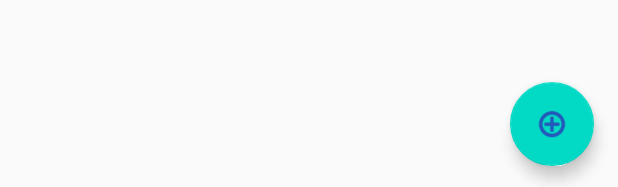
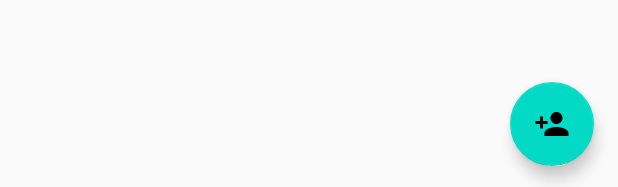
Before and after one commit to skillFocus16/tenakataApp, an Android app: the layout activity_main.xml on its own in the app's theme, with its tools: preview values and no code run, on a phone screen of 412 x 824 dp. Shown: the part 1046-1233 px from the top of the screen. Run offline under Robolectric (Android 15) with nearby library versions, the phone set to English and light mode, and no system bars; plain views replace MaterialRippleLayout.

Commit message:
code_cleanup

```diff
--- /dev/null
+++ b/app/src/main/res/drawable/ic_person_add.xml
@@ -0,0 +1,10 @@
+<vector xmlns:android="http://schemas.android.com/apk/res/android"
+    android:width="24dp"
+    android:height="24dp"
+    android:viewportWidth="24"
+    android:viewportHeight="24"
+    android:tint="?attr/colorControlNormal">
+  <path
+      android:fillColor="@android:color/white"
+      android:pathData="M15,12c2.21,0 4,-1.79 4,-4s-1.79,-4 -4,-4 -4,1.79 -4,4 1.79,4 4,4zM6,10L6,7L4,7v3L1,10v2h3v3h2v-3h3v-2L6,10zM15,14c-2.67,0 -8,1.34 -8,4v2h16v-2c0,-2.66 -5.33,-4 -8,-4z"/>
+</vector>
--- a/app/src/main/res/layout/activity_main.xml
+++ b/app/src/main/res/layout/activity_main.xml
@@ -1,6 +1,5 @@
 <?xml version="1.0" encoding="utf-8"?>
 <androidx.coordinatorlayout.widget.CoordinatorLayout xmlns:android="http://schemas.android.com/apk/res/android"
-    xmlns:app="http://schemas.android.com/apk/res-auto"
     xmlns:tools="http://schemas.android.com/tools"
     android:layout_width="match_parent"
     android:layout_height="match_parent"
@@ -32,7 +31,8 @@
         android:layout_height="wrap_content"
         android:layout_gravity="bottom|end"
         android:layout_margin="@dimen/fab_margin"
-        android:tint="@color/colorPrimaryDark"
-        android:src="@android:drawable/ic_menu_add" />
+        android:tint="@android:color/black"
+        android:background="@color/colorPrimary"
+        android:src="@drawable/ic_person_add" />
 
 </androidx.coordinatorlayout.widget.CoordinatorLayout>
```
